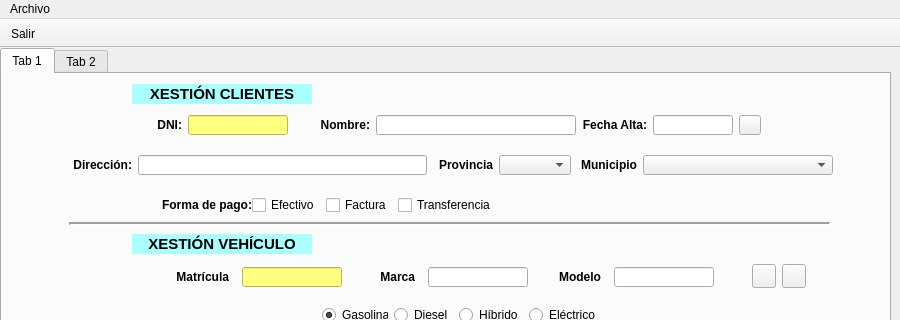
This is ui/ventMain.ui in arielcostas/dam-di-costasguerrero as Qt 5 draws it before an edit; both pictures show x 0 to 900 and y 0 to 320 of the 900 by 650 pixel window. The edited form follows.
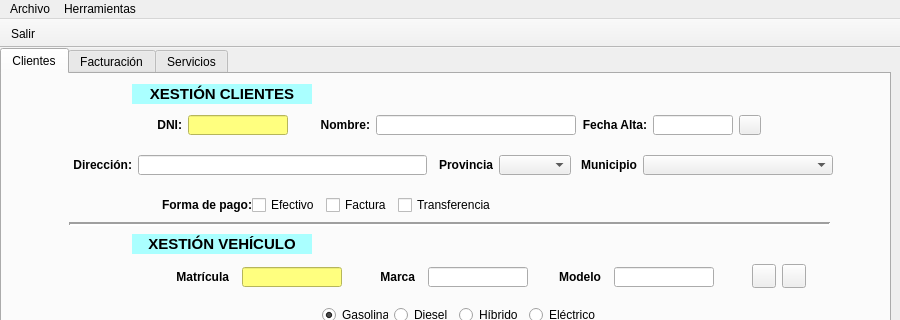
This is the edited form. Icons and pictures are not drawn.

The edit to the form file:
```diff
--- a/ui/ventMain.ui
+++ b/ui/ventMain.ui
@@ -40,7 +40,7 @@
     </property>
     <widget class="QWidget" name="tab_5">
      <attribute name="title">
-      <string>Tab 1</string>
+      <string>Clientes</string>
      </attribute>
      <widget class="QLabel" name="lblTituloVehiculo">
       <property name="geometry">
@@ -880,7 +880,12 @@
     </widget>
     <widget class="QWidget" name="tab_6">
      <attribute name="title">
-      <string>Tab 2</string>
+      <string>Facturación</string>
+     </attribute>
+    </widget>
+    <widget class="QWidget" name="tab_3">
+     <attribute name="title">
+      <string>Servicios</string>
      </attribute>
     </widget>
    </widget>
@@ -900,7 +905,15 @@
     </property>
     <addaction name="actionSalir"/>
    </widget>
+   <widget class="QMenu" name="menuHerramientas">
+    <property name="title">
+     <string>Herramientas</string>
+    </property>
+    <addaction name="actionHacerCopia"/>
+    <addaction name="actionRestaurarCopia"/>
+   </widget>
    <addaction name="menuArchivo"/>
+   <addaction name="menuHerramientas"/>
   </widget>
   <widget class="QStatusBar" name="statusbar"/>
   <widget class="QToolBar" name="toolbar">
```
Left out of the diff: 15 changed lines with no effect on the pictures.
